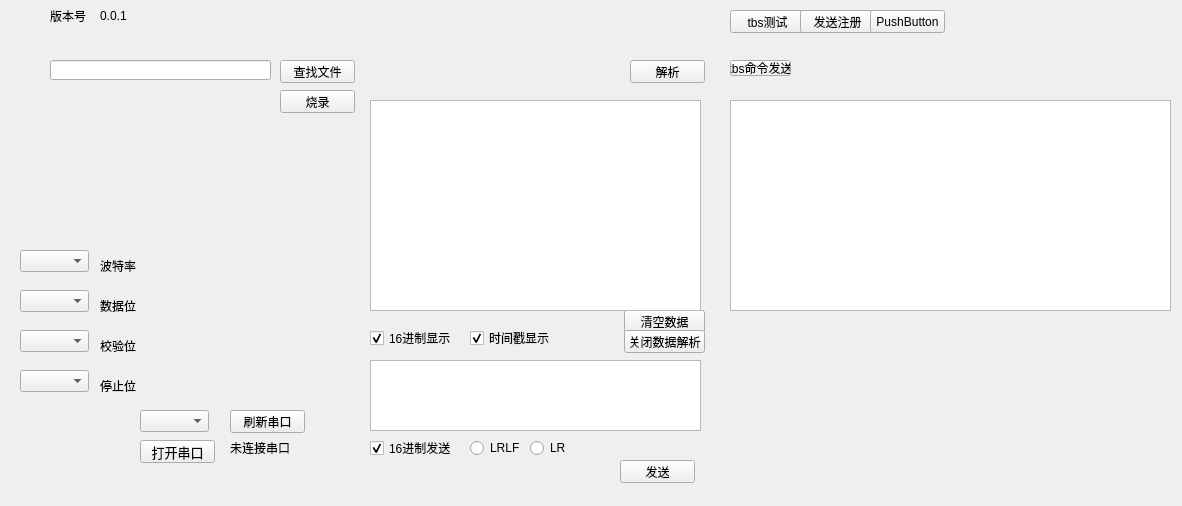
Qt form qtproj/widget.ui (Fboxtt/qt_proj) before a commit.
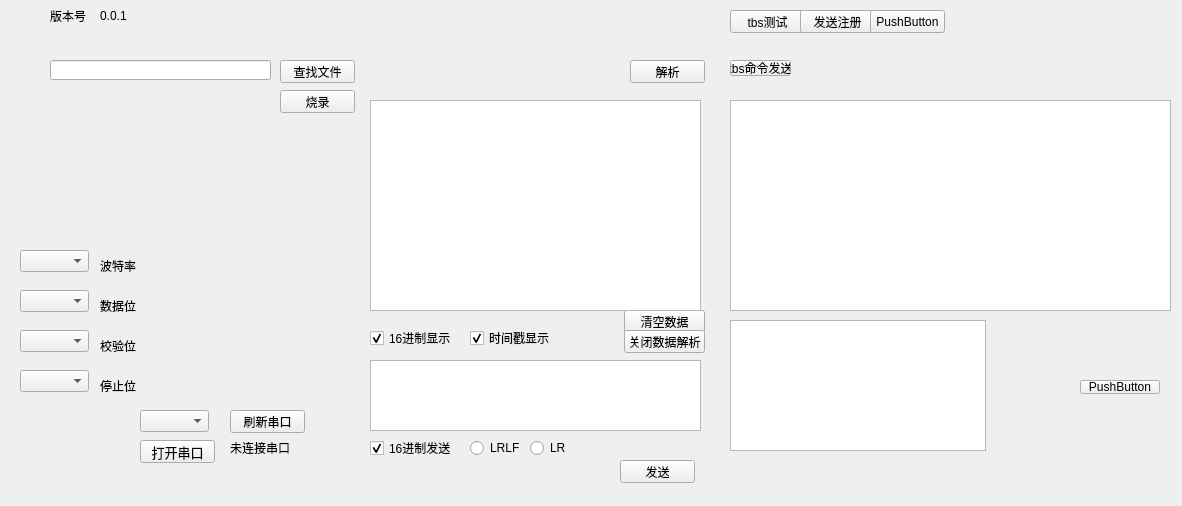
The same form after that commit.

Commit message: 增加了一个list widget, 在list widget中增加了右键复制菜单

```diff
--- a/qtproj/widget.ui
+++ b/qtproj/widget.ui
@@ -442,6 +442,29 @@
     <string>tbs命令发送</string>
    </property>
   </widget>
+  <widget class="QPushButton" name="pushButton_4">
+   <property name="geometry">
+    <rect>
+     <x>1080</x>
+     <y>380</y>
+     <width>80</width>
+     <height>14</height>
+    </rect>
+   </property>
+   <property name="text">
+    <string>PushButton</string>
+   </property>
+  </widget>
+  <widget class="QListWidget" name="listWidget">
+   <property name="geometry">
+    <rect>
+     <x>730</x>
+     <y>320</y>
+     <width>256</width>
+     <height>131</height>
+    </rect>
+   </property>
+  </widget>
  </widget>
  <resources/>
  <connections/>
```
The commit also changes 3 other files.
